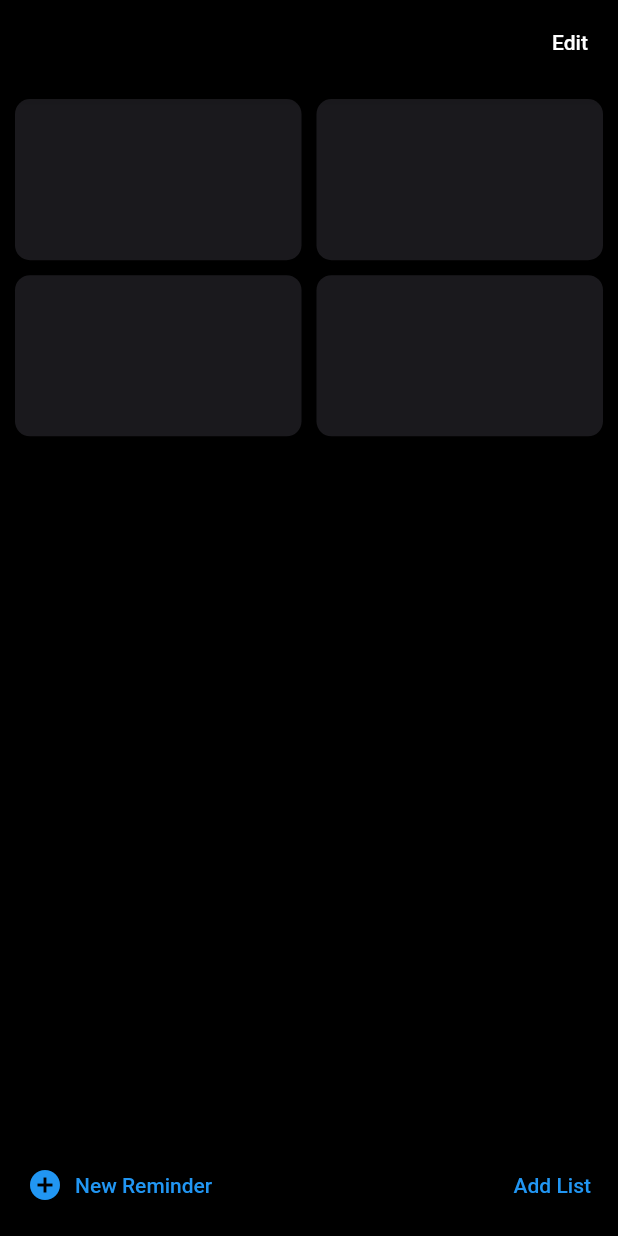
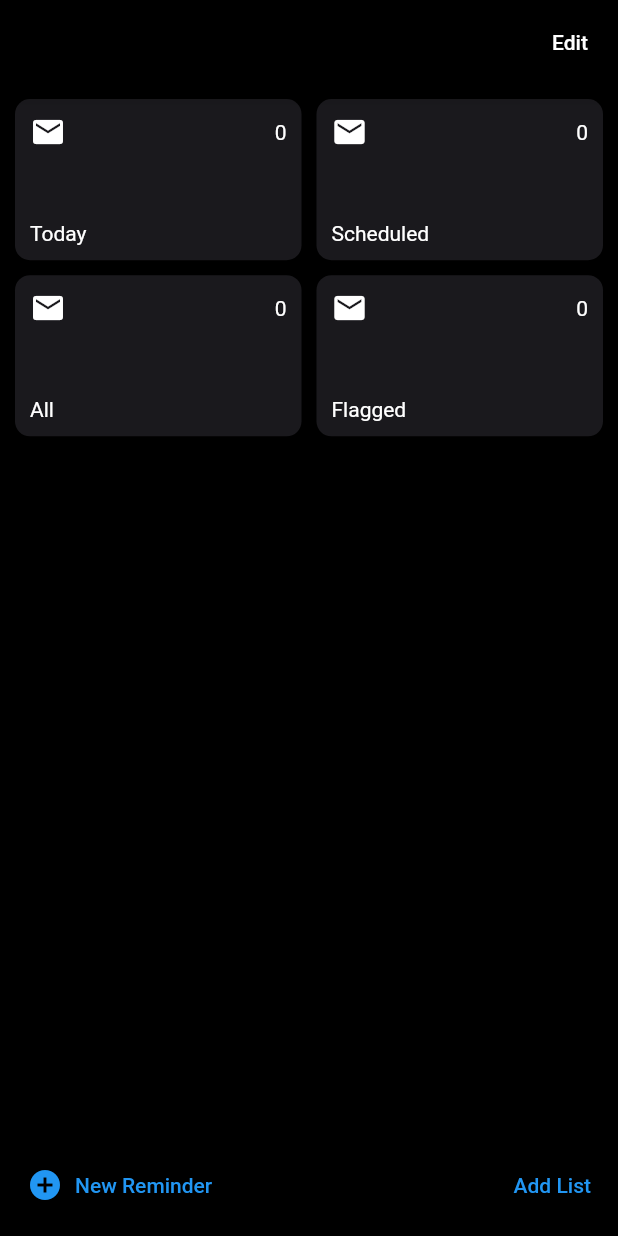
Before and after one commit to knhn1004/flutter-as-a-rn-dev, a Flutter app: the screen it shows after launch, on a phone screen of 412 x 824 dp. Run offline on Flutter 3.47's test engine with Material 2 defaults, Android fonts, the phone set to English and light mode, and no system bars.

Commit message:
displaying categories

```diff
--- a/lib/screens/home_screen.dart
+++ b/lib/screens/home_screen.dart
@@ -1,6 +1,14 @@
 import 'package:flutter/material.dart';
+import 'package:flutter_as_a_rn_dev/models/category.dart';
 
 class HomeScreen extends StatelessWidget {
+  final List<Category> categories = [
+    Category(id: 'today', name: 'Today'),
+    Category(id: 'scheduled', name: 'Scheduled'),
+    Category(id: 'all', name: 'All'),
+    Category(id: 'flagged', name: 'Flagged'),
+  ];
+
   @override
   Widget build(BuildContext context) {
     return Scaffold(
@@ -25,29 +33,33 @@ class HomeScreen extends StatelessWidget {
                     crossAxisSpacing: 10,
                     mainAxisSpacing: 10,
                     padding: EdgeInsets.all(10),
-              children: [
-                Container(
+                    children: categories
+                        .map(
+                          (cat) => Container(
                             decoration: BoxDecoration(
                                 borderRadius: BorderRadius.circular(10),
                                 color: Color(0xFF1A191D)),
+                            child: Padding(
+                                padding: const EdgeInsets.all(10),
+                                child: Column(
+                                    mainAxisAlignment:
+                                        MainAxisAlignment.spaceBetween,
+                                    crossAxisAlignment:
+                                        CrossAxisAlignment.start,
+                                    children: [
+                                      Row(
+                                        mainAxisAlignment:
+                                            MainAxisAlignment.spaceBetween,
+                                        children: [
+                                          Icon(Icons.email),
+                                          Text('0'),
+                                        ],
                                       ),
-                Container(
-                  decoration: BoxDecoration(
-                      borderRadius: BorderRadius.circular(10),
-                      color: Color(0xFF1A191D)),
+                                      Text(cat.name),
+                                    ])),
                           ),
-                Container(
-                  decoration: BoxDecoration(
-                      borderRadius: BorderRadius.circular(10),
-                      color: Color(0xFF1A191D)),
-                ),
-                Container(
-                  decoration: BoxDecoration(
-                      borderRadius: BorderRadius.circular(10),
-                      color: Color(0xFF1A191D)),
-                ),
-              ],
-            )),
+                        )
+                        .toList())),
             Container(
                 padding: EdgeInsets.all(10),
                 child: Row(
```
Lines whose indentation alone changed are shown as unchanged.
